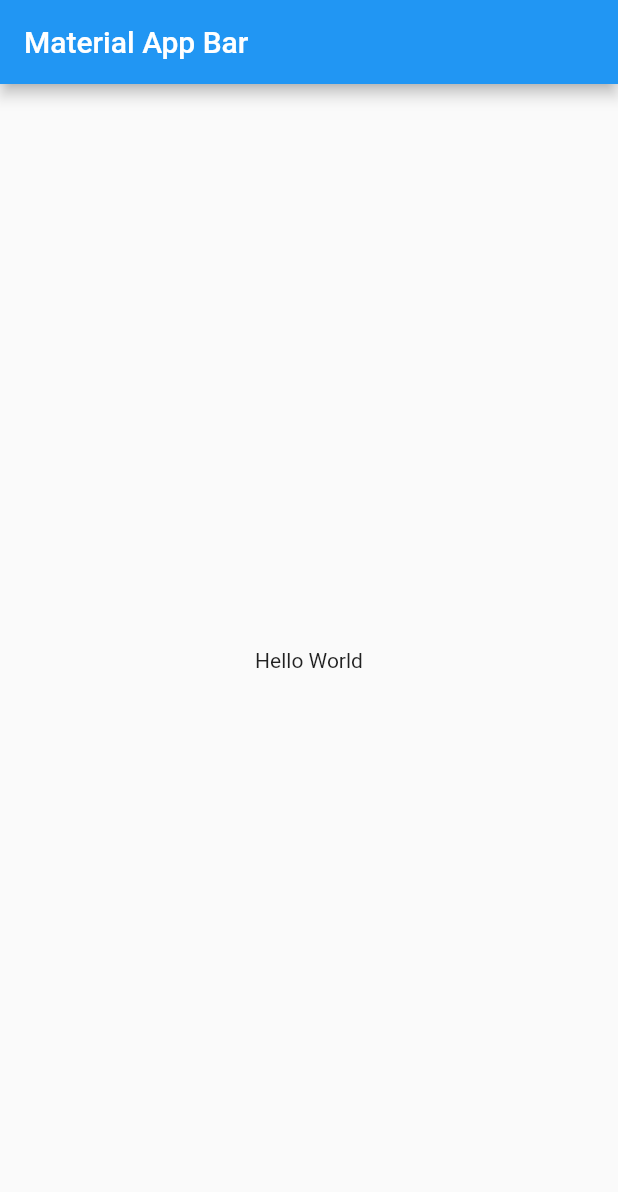
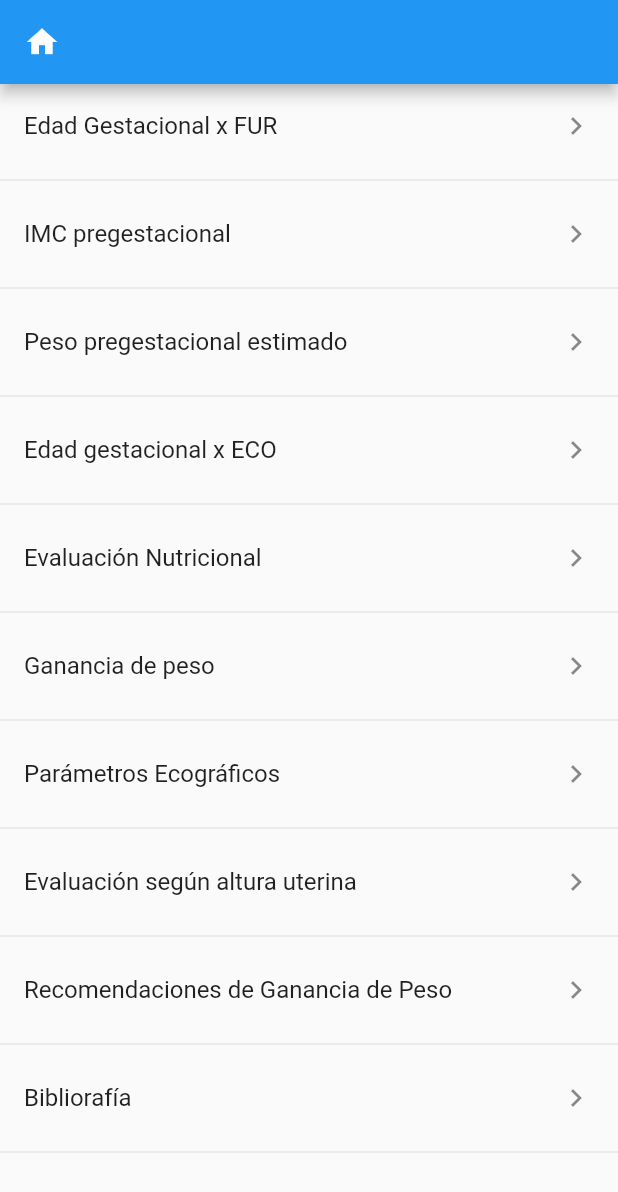
Before and after one commit to darknarf64/materna, a Flutter app: the screen it shows after launch, on a phone screen of 412 x 824 dp. Shown: the top 1192 px of the screen. Run offline on Flutter 3.47's test engine with Material 2 defaults, Android fonts, the phone set to English and light mode, and no system bars.

Commit message:
21-06-2021 homepage

```diff
--- /dev/null
+++ b/data/menu_opts.json
@@ -0,0 +1,85 @@
+{
+    "nombreApp" : "materna",
+    "rutas"  : [
+        {
+            "ruta"      : "semanaGest",
+            "icon"      : "add_alert",
+            "texto"     : "Edad Gestacional x FUR",
+            "subtexto"  : "Calcula la edad gestacional según la FUR"
+},
+
+
+{
+            "ruta"      : "imcPre",
+            "icon"      : "add_alert",
+            "texto"     : "IMC pregestacional",
+            "subtexto"  : "Calcula el IMC según el peso Pregestacional"
+},
+
+
+{
+            "ruta"      : "pesoEstimado",
+            "icon"      : "add_alert",
+            "texto"     : "Peso pregestacional estimado",
+            "subtexto"  : "Calcula el peso estimado según peso actual"
+},
+
+
+{
+            "ruta"      : "edadPorEco",
+            "icon"      : "add_alert",
+            "texto"     : "Edad gestacional x ECO",
+            "subtexto"  : "Calcula la edad gestación según la última Ecografía"
+},
+
+
+{
+            "ruta"      : "evaluacionNutri",
+            "icon"      : "add_alert",
+            "texto"     : "Evaluación Nutricional",
+            "subtexto"  : "Evaluación del estado nutricional actual"
+},
+
+
+{
+            "ruta"      : "ganaciaPesoSemana",
+            "icon"      : "add_alert",
+            "texto"     : "Evaluación x Ganancia de peso",
+            "subtexto"  : "Evalación de la ganancia de peso por semana"
+},
+
+
+{
+            "ruta"      : "parametrosEco",
+            "icon"      : "add_alert",
+            "texto"     : "Parámetros Ecográficos",
+            "subtexto"  : "Evaluación según parámetros ecográficos"
+},
+
+
+{
+            "ruta"      : "alturaUterina",
+            "icon"      : "add_alert",
+            "texto"     : "Evaluación según altura uterina",
+            "subtexto"  : "Evaluación según ganancia de altura uterina"
+},
+
+
+{
+            "ruta"      : "recomendacionesGanancia",
+            "icon"      : "add_alert",
+            "texto"     : "Recomendaciones de Ganancia de Peso",
+            "subtexto"  : "Cuadro de recomendaciones para la ganancia de peso"
+},
+
+
+{
+            "ruta"      : "biblio",
+            "icon"      : "add_alert",
+            "texto"     : "Bibliorafía",
+            "subtexto"  : "Bibliografía y créditos"
+}
+
+
+    ]
+}
--- a/lib/main.dart
+++ b/lib/main.dart
@@ -1,4 +1,6 @@
 import 'package:flutter/material.dart';
+import 'package:flutter_localizations/flutter_localizations.dart';
+import 'package:materna/page/home_page.dart';
 
 void main() => runApp(MyApp());
 
@@ -7,16 +9,18 @@ class MyApp extends StatelessWidget {
   Widget build(BuildContext context) {
     return MaterialApp(
       title: 'Materna',
-      home: Scaffold(
-        appBar: AppBar(
-          title: Text('Material App Bar'),
-        ),
-        body: Center(
-          child: Container(
-            child: Text('Hello World'),
-          ),
-        ),
-      ),
+      localizationsDelegates: [
+        GlobalMaterialLocalizations.delegate,
+        GlobalWidgetsLocalizations.delegate,
+        GlobalCupertinoLocalizations.delegate,
+      ],
+      supportedLocales: [
+        const Locale('en', 'US'), // English, no country code
+        const Locale('es', 'ES'), // Spanish, no country code
+      ],
+      debugShowCheckedModeBanner: false,
+      initialRoute: 'home',
+      routes: {'home': (BuildContext context) => HomePage()},
     );
   }
 }
--- /dev/null
+++ b/lib/page/home_page.dart
@@ -0,0 +1,62 @@
+import 'package:flutter/material.dart';
+
+class HomePage extends StatelessWidget {
+  final listado = [
+    'Edad Gestacional x FUR',
+    'IMC pregestacional',
+    'Peso pregestacional estimado',
+    'Edad gestacional x ECO',
+    'Evaluación Nutricional',
+    'Ganancia de peso',
+    'Parámetros Ecográficos',
+    'Evaluación según altura uterina',
+    'Recomendaciones de Ganancia de Peso',
+    'Bibliorafía'
+  ];
+
+  @override
+  Widget build(BuildContext context) {
+    return Scaffold(
+      appBar: AppBar(
+        title: Icon(Icons.home),
+      ),
+      body: _buildListView(),
+    );
+  }
+
+  ListView _buildListView() {
+    return ListView(
+      children: _crearListaCorta(),
+    );
+  }
+
+  // List<Widget> _crearListado() {
+  //   List<Widget> lista = [];
+
+  //   for (String item in listado) {
+  //     final temWidget = ListTile(
+  //       title: Text(item),
+  //     );
+  //     lista..add(temWidget)..add(Divider());
+  //   }
+
+  //   return lista;
+  // }
+
+  List<Widget> _crearListaCorta() {
+    var widget = listado.map((e) {
+      return Column(
+        children: [
+          ListTile(
+            title: Text(e),
+            trailing: Icon(Icons.keyboard_arrow_right),
+            onTap: () {},
+          ),
+          Divider()
+        ],
+      );
+    }).toList();
+
+    return widget;
+  }
+}
--- a/pubspec.yaml
+++ b/pubspec.yaml
@@ -22,6 +22,9 @@ environment:
 
 dependencies:
   flutter:
+    sdk: flutter
+
+  flutter_localizations:
     sdk: flutter
 
 
```
Also changed, not shown: lib/page/semana_gestaciona.dart (added, +10 -0 lines), lib/page/altura_uterina.dart (added), lib/page/biblio.dart (added), lib/page/cuadro_recomen_peso.dart (added), lib/page/edad_gest_por_eco.dart (added), lib/page/evaluacion_nutri_total.dart (added), lib/page/evaluacion_peso_ganad_semana.dart (added), lib/page/perimetos_eco_peso.dart (added), lib/page/peso_estimado.dart (added), pubspec.lock.
